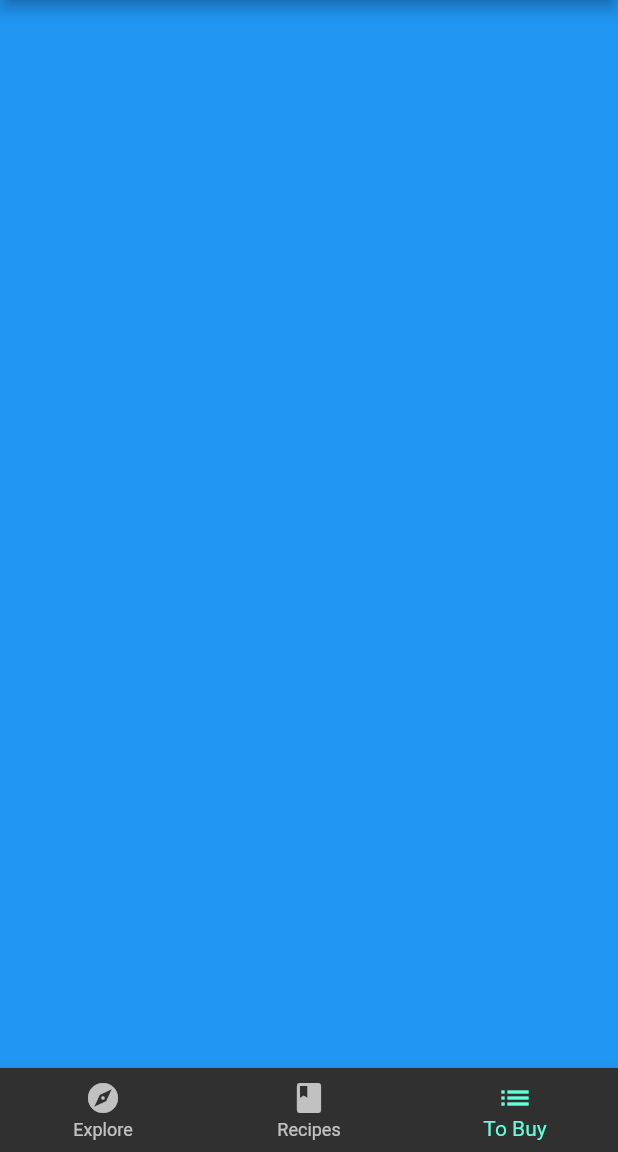
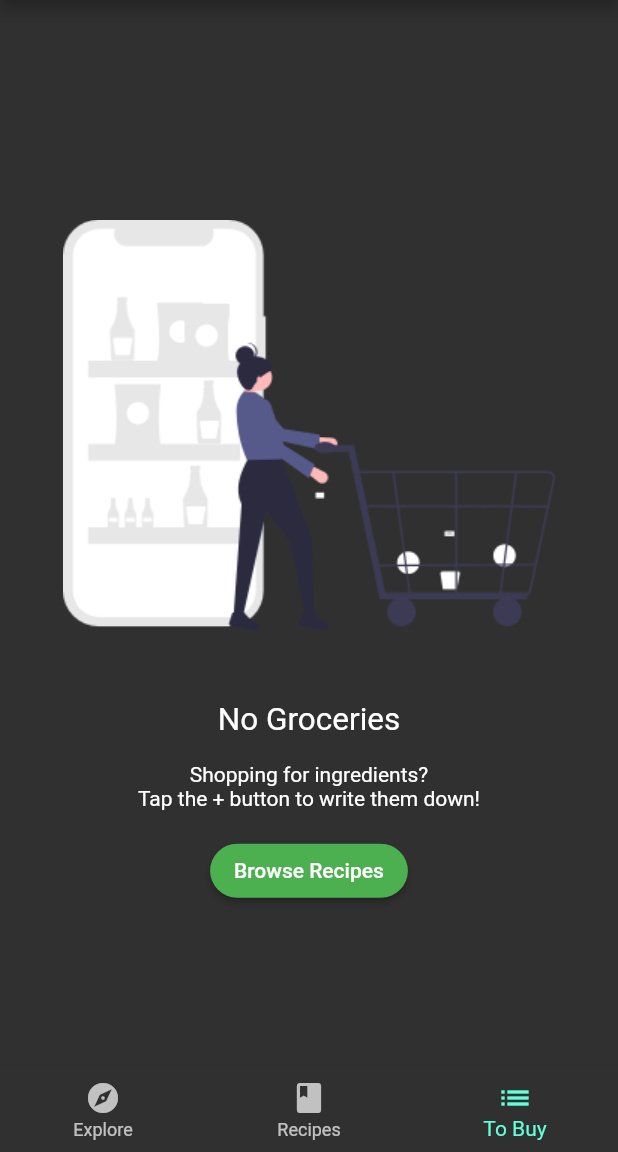
Before and after one commit to okellomano/Fooder, a Flutter app: the screen it shows after launch, item 3 of the bottom bar chosen, on a phone screen of 412 x 824 dp, the part 84-1236 px from its top. Run offline on Flutter 3.47's test engine with Material 2 defaults, Android fonts, the phone set to English and light mode, and no system bars; our stand-ins replace google_fonts.

Commit message:
Empty grocery screen initialization

```diff
--- a/lib/home.dart
+++ b/lib/home.dart
@@ -4,6 +4,8 @@ import 'package:fooderlich/components/card2.dart';
 import 'package:fooderlich/components/card3.dart';
 import 'package:fooderlich/models/models.dart';
 import 'package:fooderlich/screens/explore_screen.dart';
+import 'package:fooderlich/screens/grocery_screen.dart';
+import 'package:fooderlich/screens/recipes_screen.dart';
 
 class Home extends StatefulWidget {
   const Home({Key? key}) : super(key: key);
@@ -17,13 +19,8 @@ class _HomeState extends State<Home> {
 
   static List<Widget> pages = <Widget>[
     ExploreScreen(),
-    // TODO: Replace with Recipe screen
-    Container(
-      color: Colors.green,
-    ),
-    Container(
-      color: Colors.blue,
-    )
+    RecipeScreen(),
+    const GroceryScreen()
   ];
 
   void _onItemTapped(int index) {
--- a/lib/models/models.dart
+++ b/lib/models/models.dart
@@ -2,3 +2,4 @@ export 'explore_recipe.dart';
 export 'post.dart';
 export 'simple_recipe.dart';
 export 'explore_data.dart';
+export 'grocery_item.dart';
--- /dev/null
+++ b/lib/screens/empty_grocery_screen.dart
@@ -0,0 +1,51 @@
+import 'package:flutter/material.dart';
+
+class EmptyGroceryScreen extends StatelessWidget {
+  const EmptyGroceryScreen({Key? key}) : super(key: key);
+
+  @override
+  Widget build(BuildContext context) {
+    return Padding(
+      padding: const EdgeInsets.all(30.0),
+      child: Center(
+        child: Column(
+          mainAxisAlignment: MainAxisAlignment.center,
+          children: [
+            AspectRatio(
+              aspectRatio: 1 / 1,
+              child: Image.asset('assets/fooderlich_assets/empty_list.png'),
+            ),
+            const SizedBox(
+              height: 8.0,
+            ),
+            const Text(
+              'No Groceries',
+              style: TextStyle(fontSize: 21.0),
+            ),
+            const SizedBox(
+              height: 16.0,
+            ),
+            const Text(
+              'Shopping for ingredients?\nTap the + button to write them down!',
+              textAlign: TextAlign.center,
+            ),
+            const SizedBox(
+              height: 16.0,
+            ),
+            MaterialButton(
+              textColor: Colors.white,
+              shape: RoundedRectangleBorder(
+                borderRadius: BorderRadius.circular(30.0),
+              ),
+              color: Colors.green,
+              onPressed: () {
+                // go to recipes tab
+              },
+              child: const Text('Browse Recipes'),
+            )
+          ],
+        ),
+      ),
+    );
+  }
+}
--- a/lib/screens/explore_screen.dart
+++ b/lib/screens/explore_screen.dart
@@ -24,10 +24,8 @@ class ExploreScreen extends StatelessWidget {
               ),
 
               // TODO: Replace this with FriendPostListView
-              Container(
-                height: 400,
-                color: Colors.green,
-              )
+
+              FriendPostListView(friendPosts: snapshot.data.friendPosts)
             ],
           );
           final recipes = snapshot.data.todayRecipes;
--- /dev/null
+++ b/lib/screens/grocery_screen.dart
@@ -0,0 +1,12 @@
+import 'package:flutter/material.dart';
+import 'package:fooderlich/screens/empty_grocery_screen.dart';
+
+class GroceryScreen extends StatelessWidget {
+  const GroceryScreen({Key? key}) : super(key: key);
+
+  @override
+  Widget build(BuildContext context) {
+    // TODO e:Add a Scaffold widget
+    return const EmptyGroceryScreen();
+  }
+}
--- a/pubspec.yaml
+++ b/pubspec.yaml
@@ -35,6 +35,7 @@ dependencies:
   # Use with the CupertinoIcons class for iOS style icons.
   cupertino_icons: ^1.0.2
   google_fonts: ^3.0.1
+  provider: ^6.0.4
 
 dev_dependencies:
   flutter_test:
@@ -64,6 +65,7 @@ flutter:
     - assets/magazine_pics/
     - assets/profile_pics/
     - assets/sample_data/
+    - assets/fooderlich_assets/
   #   - images/a_dot_ham.jpeg
 
   # An image asset can refer to one or more resolution-specific "variants", see
```
Also changed, not shown: lib/models/grocery_item.dart (added, +40 -0 lines), lib/screens/recipes_screen.dart (added, +24 -0 lines), assets/fooderlich_assets/empty_list.png (added), pubspec.lock.
